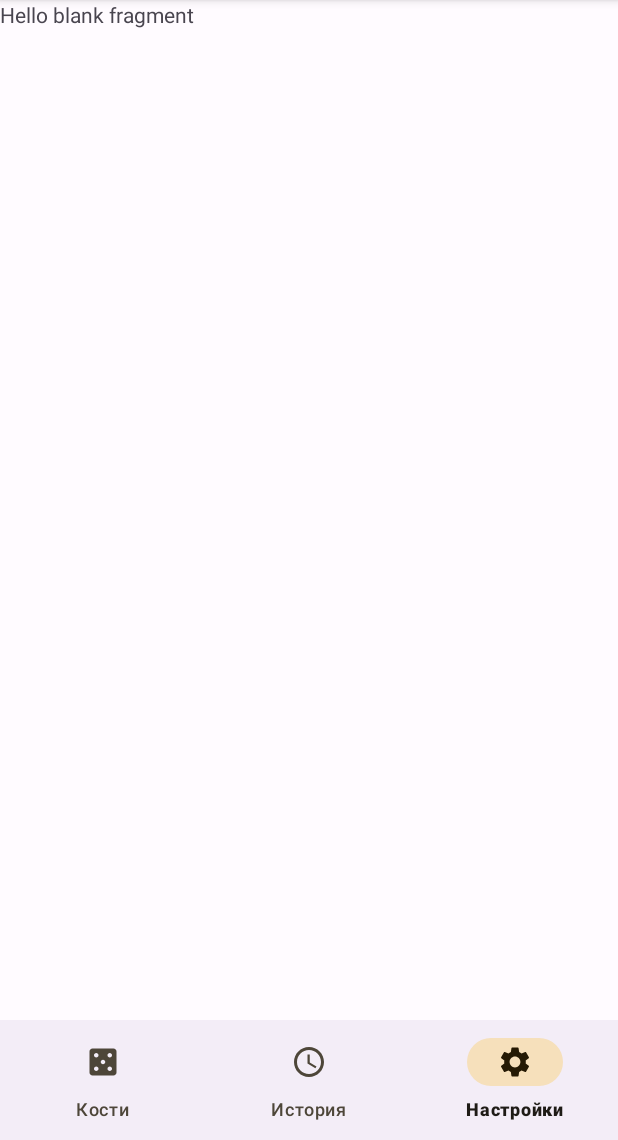
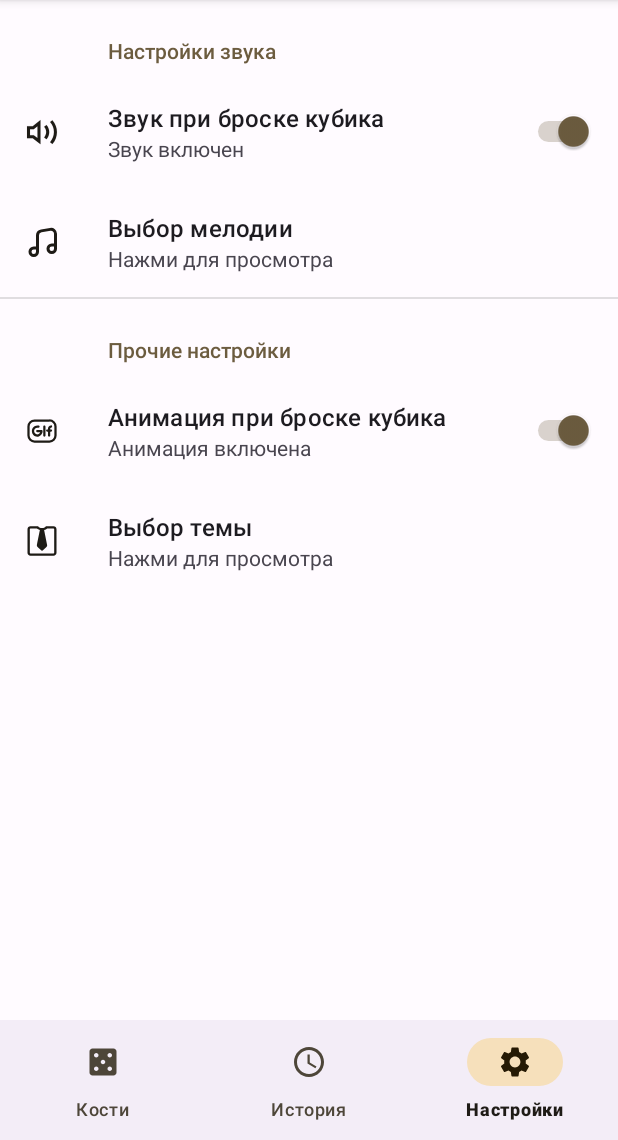
Before and after one commit to hardcoderdev/Dice, an Android app: the screen it shows after launch (MainActivity), item 3 of the bottom bar chosen, on a phone screen of 412 x 824 dp, the part 96-1236 px from its top. Run offline under Robolectric (Android 15) with nearby library versions, the phone set to English and light mode, and no system bars; our stand-ins replace androidx.preference.

Commit message:
Lesson 6 done

```diff
--- a/app/src/main/java/hardcoder/dev/dice/ui/MainActivity.kt
+++ b/app/src/main/java/hardcoder/dev/dice/ui/MainActivity.kt
@@ -2,6 +2,8 @@ package hardcoder.dev.dice.ui
 
 import android.os.Bundle
 import androidx.appcompat.app.AppCompatActivity
+import androidx.appcompat.app.AppCompatDelegate
+import androidx.preference.PreferenceManager
 import com.google.android.material.navigation.NavigationBarView
 import hardcoder.dev.dice.R
 import hardcoder.dev.dice.ui.history.HistoryFragment
@@ -11,10 +13,12 @@ import hardcoder.dev.dice.ui.settings.SettingsFragment
 class MainActivity : AppCompatActivity() {
 
     private lateinit var bottomNavigationView: NavigationBarView
+    private val sharedPreferences by lazy { PreferenceManager.getDefaultSharedPreferences(this) }
 
     override fun onCreate(savedInstanceState: Bundle?) {
         super.onCreate(savedInstanceState)
         setContentView(R.layout.activity_main)
+        setUpTheme()
         bottomNavigationView = findViewById(R.id.bottomNavigationView)
 
         supportFragmentManager.setFragmentResultListener(
@@ -48,4 +52,15 @@ class MainActivity : AppCompatActivity() {
             .commit()
         bottomNavigationView.selectedItemId = R.id.rollOption
     }
+
+    private fun setUpTheme() {
+        val theme = when (sharedPreferences.getString("theme_type", getString(R.string.system_theme_key))) {
+            getString(R.string.system_theme_key) -> AppCompatDelegate.MODE_NIGHT_FOLLOW_SYSTEM
+            getString(R.string.light_theme_key) -> AppCompatDelegate.MODE_NIGHT_NO
+            getString(R.string.dark_theme_key) -> AppCompatDelegate.MODE_NIGHT_YES
+            else -> error("")
+        }
+
+        AppCompatDelegate.setDefaultNightMode(theme)
+    }
 }
--- a/app/src/main/java/hardcoder/dev/dice/ui/settings/SettingsFragment.kt
+++ b/app/src/main/java/hardcoder/dev/dice/ui/settings/SettingsFragment.kt
@@ -2,13 +2,30 @@ package hardcoder.dev.dice.ui.settings
 
 import android.os.Bundle
 import android.view.View
-import androidx.fragment.app.Fragment
+import androidx.appcompat.app.AppCompatDelegate
+import androidx.preference.ListPreference
+import androidx.preference.PreferenceFragmentCompat
 import hardcoder.dev.dice.R
 
-class SettingsFragment : Fragment(R.layout.fragment_settings) {
+class SettingsFragment : PreferenceFragmentCompat() {
 
     override fun onViewCreated(view: View, savedInstanceState: Bundle?) {
         super.onViewCreated(view, savedInstanceState)
 
+        findPreference<ListPreference>("theme_type")?.setOnPreferenceChangeListener { _, newValue ->
+            val theme = when (newValue) {
+                getString(R.string.system_theme_key) -> AppCompatDelegate.MODE_NIGHT_FOLLOW_SYSTEM
+                getString(R.string.light_theme_key) -> AppCompatDelegate.MODE_NIGHT_NO
+                getString(R.string.dark_theme_key) -> AppCompatDelegate.MODE_NIGHT_YES
+                else -> error("no theme found associated with this key")
+            }
+
+            AppCompatDelegate.setDefaultNightMode(theme)
+            true
+        }
+    }
+
+    override fun onCreatePreferences(savedInstanceState: Bundle?, rootKey: String?) {
+        setPreferencesFromResource(R.xml.preferences, rootKey)
     }
 }
--- a/app/src/main/res/layout/fragment_settings.xml
+++ /dev/null
@@ -1,14 +0,0 @@
-<?xml version="1.0" encoding="utf-8"?>
-<FrameLayout xmlns:android="http://schemas.android.com/apk/res/android"
-    xmlns:tools="http://schemas.android.com/tools"
-    android:layout_width="match_parent"
-    android:layout_height="match_parent"
-    tools:context=".ui.settings.SettingsFragment">
-
-    <!-- TODO: Update blank fragment layout -->
-    <TextView
-        android:layout_width="match_parent"
-        android:layout_height="match_parent"
-        android:text="@string/hello_blank_fragment" />
-
-</FrameLayout>
--- a/app/src/main/res/values/strings.xml
+++ b/app/src/main/res/values/strings.xml
@@ -1,7 +1,5 @@
 <resources>
     <string name="app_name">Dice</string>
-    <!-- TODO: Remove or change this placeholder text -->
-    <string name="hello_blank_fragment">Hello blank fragment</string>
 
     <string name="roll_bottom_menu_option">Кости</string>
     <string name="history_bottom_menu_option">История</string>
@@ -16,4 +14,23 @@
     <string name="no_dice_has_been_performed_label">Вы еще ни разу не бросали кубик!</string>
     <string name="lets_roll_label"><u>Давайте попробуем!</u></string>
 
+    <string name="first_sound_key">Первый звук</string>
+    <string name="second_sound_key">Второй звук</string>
+    <string name="random_sound_key">Случайный звук</string>
+
+    <string name="system_theme_key">Как в системе</string>
+    <string name="light_theme_key">Светлая тема</string>
+    <string name="dark_theme_key">Темная тема</string>
+
+    <string-array name="sound_variants">
+        <item>@string/first_sound_key</item>
+        <item>@string/second_sound_key</item>
+        <item>@string/random_sound_key</item>
+    </string-array>
+
+    <string-array name="theme_variants">
+        <item>@string/system_theme_key</item>
+        <item>@string/light_theme_key</item>
+        <item>@string/dark_theme_key</item>
+    </string-array>
 </resources>
--- /dev/null
+++ b/app/src/main/res/xml/preferences.xml
@@ -0,0 +1,43 @@
+<?xml version="1.0" encoding="utf-8"?>
+<androidx.preference.PreferenceScreen xmlns:android="http://schemas.android.com/apk/res/android"
+    xmlns:app="http://schemas.android.com/apk/res-auto">
+    <PreferenceCategory app:title="Настройки звука">
+        <SwitchPreference
+            android:summaryOn="Звук включен"
+            app:defaultValue="true"
+            app:icon="@drawable/ic_sound_on"
+            app:key="sound_toggle"
+            app:summaryOff="Звук выключен"
+            app:title="Звук при броске кубика" />
+        <ListPreference
+            android:dialogTitle="Выбор мелодии"
+            android:entries="@array/sound_variants"
+            android:entryValues="@array/sound_variants"
+            app:defaultValue="@string/first_sound_key"
+            app:icon="@drawable/ic_music"
+            app:key="sound_type"
+            app:summary="Нажми для просмотра"
+            app:title="Выбор мелодии" />
+    </PreferenceCategory>
+
+    <PreferenceCategory app:title="Прочие настройки">
+        <SwitchPreference
+            android:summaryOn="Анимация включена"
+            app:defaultValue="true"
+            app:icon="@drawable/ic_animation"
+            app:key="animation_toggle"
+            app:summaryOff="Анимация выключена"
+            app:title="Анимация при броске кубика" />
+        <ListPreference
+            android:dialogTitle="Выбор темы"
+            android:entries="@array/theme_variants"
+            android:entryValues="@array/theme_variants"
+            app:defaultValue="@string/system_theme_key"
+            app:icon="@drawable/ic_theme"
+            app:key="theme_type"
+            app:summary="Нажми для просмотра"
+            app:title="Выбор темы" />
+    </PreferenceCategory>
+
+
+</androidx.preference.PreferenceScreen>
```
Also changed, not shown: app/src/main/java/hardcoder/dev/dice/ui/roll/RollFragment.kt (+26 -9 lines).
